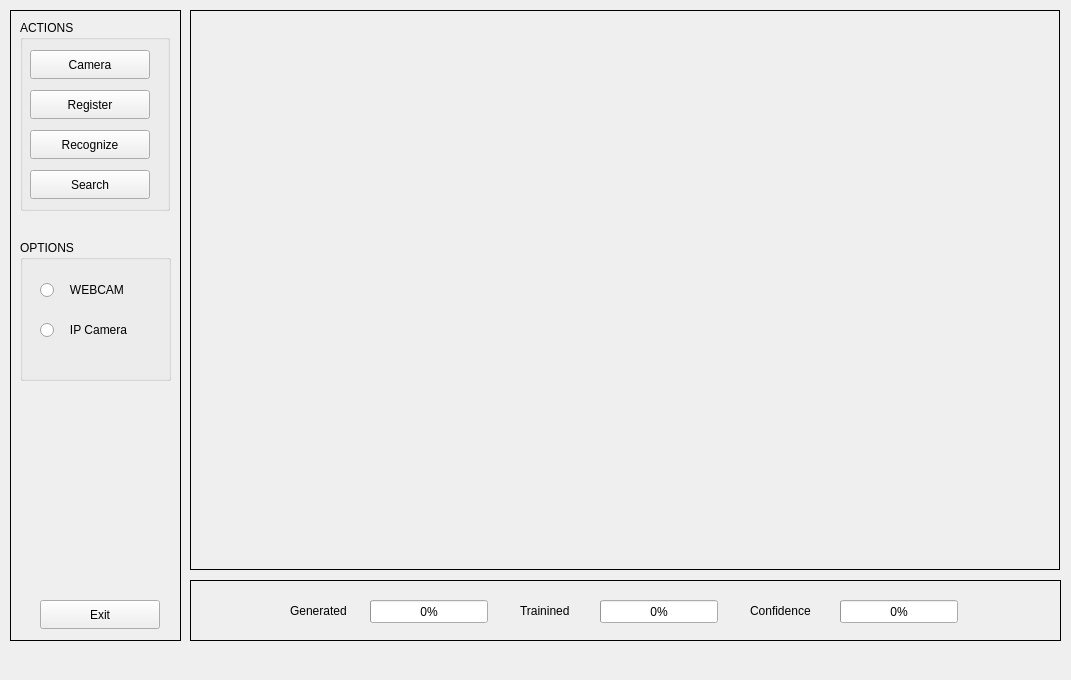
Before: the Qt Designer form udaya-face-ui/UI/mainwindow.ui in monyoudom/face_recognition-, drawn with Qt 5.
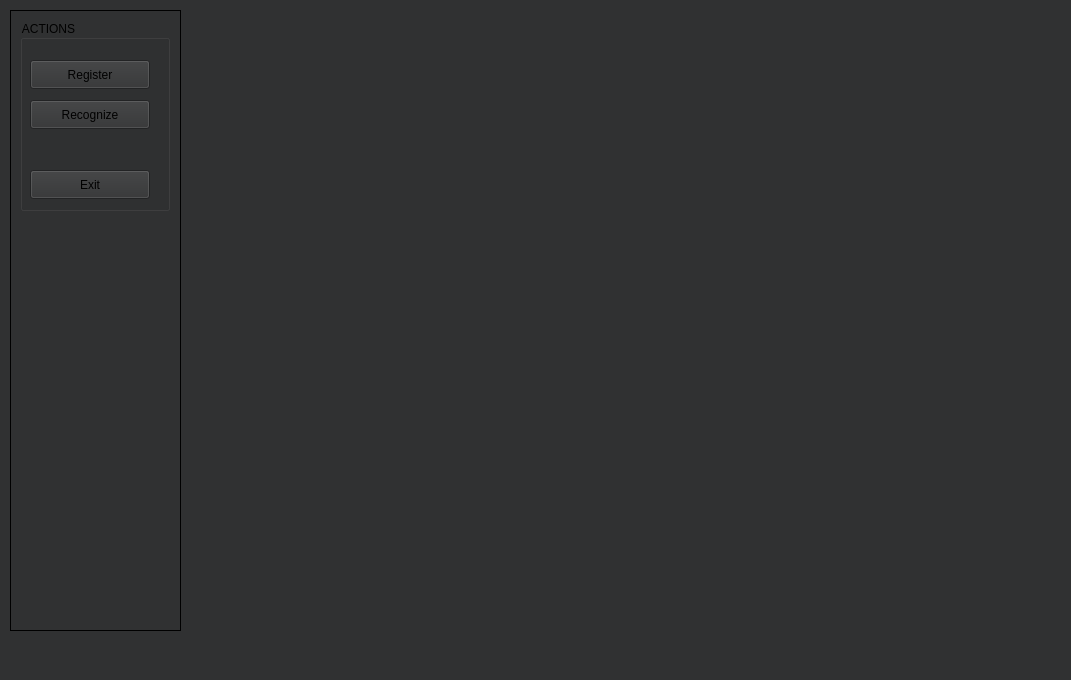
After: the same form once the commit is applied. Icons and pictures are not drawn.

```diff
--- a/udaya-face-ui/UI/mainwindow.ui
+++ b/udaya-face-ui/UI/mainwindow.ui
@@ -29,6 +29,9 @@
    <iconset>
     <normaloff>icon/app_icon.jpg</normaloff>icon/app_icon.jpg</iconset>
   </property>
+  <property name="styleSheet">
+   <string notr="true">background-color: rgb(48, 49, 50);</string>
+  </property>
   <widget class="QWidget" name="centralwidget">
    <widget class="QFrame" name="frame">
     <property name="geometry">
@@ -36,7 +39,7 @@
       <x>190</x>
       <y>10</y>
       <width>870</width>
-      <height>560</height>
+      <height>621</height>
      </rect>
     </property>
     <property name="frameShape">
@@ -46,9 +49,9 @@
      <property name="geometry">
       <rect>
        <x>0</x>
-       <y>0</y>
+       <y>-40</y>
        <width>870</width>
-       <height>641</height>
+       <height>661</height>
       </rect>
      </property>
      <property name="text">
@@ -62,7 +65,7 @@
       <x>10</x>
       <y>10</y>
       <width>171</width>
-      <height>631</height>
+      <height>621</height>
      </rect>
     </property>
     <property name="frameShape">
@@ -80,24 +83,11 @@
      <property name="title">
       <string>ACTIONS</string>
      </property>
-     <widget class="QPushButton" name="set_camera_btn">
-      <property name="geometry">
-       <rect>
-        <x>10</x>
-        <y>30</y>
-        <width>120</width>
-        <height>29</height>
-       </rect>
-      </property>
-      <property name="text">
-       <string>Camera</string>
-      </property>
-     </widget>
      <widget class="QPushButton" name="register_btn">
       <property name="geometry">
        <rect>
         <x>10</x>
-        <y>70</y>
+        <y>40</y>
         <width>120</width>
         <height>29</height>
        </rect>
@@ -110,16 +100,22 @@
       <property name="geometry">
        <rect>
         <x>10</x>
-        <y>110</y>
+        <y>80</y>
         <width>120</width>
         <height>29</height>
        </rect>
       </property>
+      <property name="whatsThis">
+       <string>&lt;html&gt;&lt;head/&gt;&lt;body&gt;&lt;p&gt;dd&lt;/p&gt;&lt;/body&gt;&lt;/html&gt;</string>
+      </property>
+      <property name="styleSheet">
+       <string notr="true"/>
+      </property>
       <property name="text">
        <string>Recognize</string>
       </property>
      </widget>
-     <widget class="QPushButton" name="search_face_btn">
+     <widget class="QPushButton" name="exit_btn">
       <property name="geometry">
        <rect>
         <x>10</x>
@@ -129,161 +125,9 @@
        </rect>
       </property>
       <property name="text">
-       <string>Search</string>
+       <string>Exit</string>
       </property>
      </widget>
-    </widget>
-    <widget class="QPushButton" name="exit_btn">
-     <property name="geometry">
-      <rect>
-       <x>30</x>
-       <y>590</y>
-       <width>120</width>
-       <height>29</height>
-      </rect>
-     </property>
-     <property name="text">
-      <string>Exit</string>
-     </property>
-    </widget>
-    <widget class="QGroupBox" name="groupBox_3">
-     <property name="geometry">
-      <rect>
-       <x>10</x>
-       <y>230</y>
-       <width>151</width>
-       <height>141</height>
-      </rect>
-     </property>
-     <property name="title">
-      <string>OPTIONS</string>
-     </property>
-     <widget class="QRadioButton" name="radioButton">
-      <property name="geometry">
-       <rect>
-        <x>20</x>
-        <y>40</y>
-        <width>100</width>
-        <height>20</height>
-       </rect>
-      </property>
-      <property name="text">
-       <string>   WEBCAM</string>
-      </property>
-     </widget>
-     <widget class="QRadioButton" name="radioButton_2">
-      <property name="geometry">
-       <rect>
-        <x>20</x>
-        <y>80</y>
-        <width>100</width>
-        <height>20</height>
-       </rect>
-      </property>
-      <property name="text">
-       <string>   IP Camera</string>
-      </property>
-     </widget>
-    </widget>
-   </widget>
-   <widget class="QFrame" name="frame">
-    <property name="geometry">
-     <rect>
-      <x>190</x>
-      <y>580</y>
-      <width>871</width>
-      <height>61</height>
-     </rect>
-    </property>
-    <property name="frameShape">
-     <enum>QFrame::Panel</enum>
-    </property>
-    <property name="frameShadow">
-     <enum>QFrame::Plain</enum>
-    </property>
-    <widget class="QProgressBar" name="progress_bar_recognize">
-     <property name="geometry">
-      <rect>
-       <x>650</x>
-       <y>20</y>
-       <width>118</width>
-       <height>23</height>
-      </rect>
-     </property>
-     <property name="value">
-      <number>0</number>
-     </property>
-    </widget>
-    <widget class="QLabel" name="label_3">
-     <property name="geometry">
-      <rect>
-       <x>560</x>
-       <y>20</y>
-       <width>71</width>
-       <height>21</height>
-      </rect>
-     </property>
-     <property name="text">
-      <string>Confidence</string>
-     </property>
-    </widget>
-    <widget class="QLabel" name="label">
-     <property name="geometry">
-      <rect>
-       <x>330</x>
-       <y>20</y>
-       <width>54</width>
-       <height>21</height>
-      </rect>
-     </property>
-     <property name="text">
-      <string>Trainined</string>
-     </property>
-    </widget>
-    <widget class="QProgressBar" name="progress_bar_train">
-     <property name="geometry">
-      <rect>
-       <x>410</x>
-       <y>20</y>
-       <width>118</width>
-       <height>23</height>
-      </rect>
-     </property>
-     <property name="maximum">
-      <number>3</number>
-     </property>
-     <property name="value">
-      <number>0</number>
-     </property>
-     <property name="format">
-      <string>%p%</string>
-     </property>
-    </widget>
-    <widget class="QProgressBar" name="progress_bar_generate">
-     <property name="geometry">
-      <rect>
-       <x>180</x>
-       <y>20</y>
-       <width>118</width>
-       <height>23</height>
-      </rect>
-     </property>
-     <property name="value">
-      <number>0</number>
-     </property>
-    </widget>
-    <widget class="QLabel" name="label_2">
-     <property name="geometry">
-      <rect>
-       <x>100</x>
-       <y>20</y>
-       <width>61</width>
-       <height>21</height>
-      </rect>
-     </property>
-     <property name="text">
-      <string>Generated</string>
-     </property>
     </widget>
    </widget>
   </widget>
```
Left out of the diff: 19 changed lines with no effect on the pictures.
